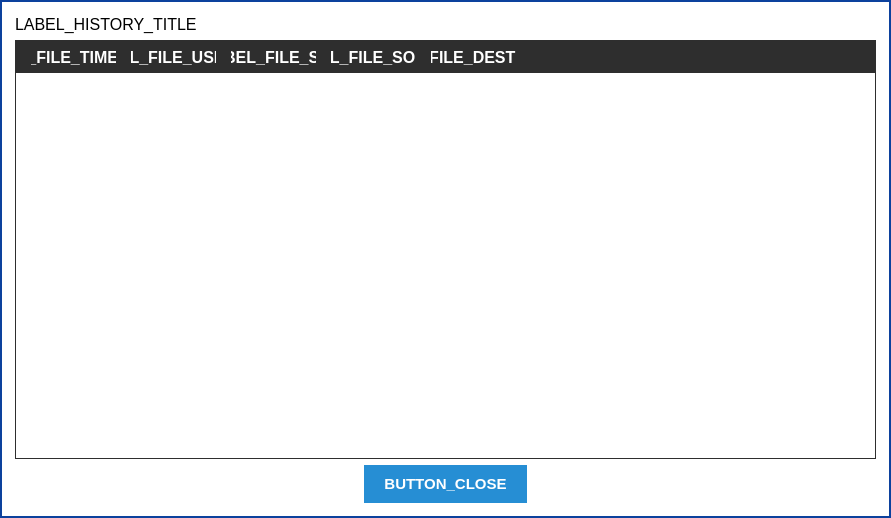
Above: parsec/core/gui/forms/file_history_dialog.ui from Scille/parsec-cloud before the change. Below: the same form after it.
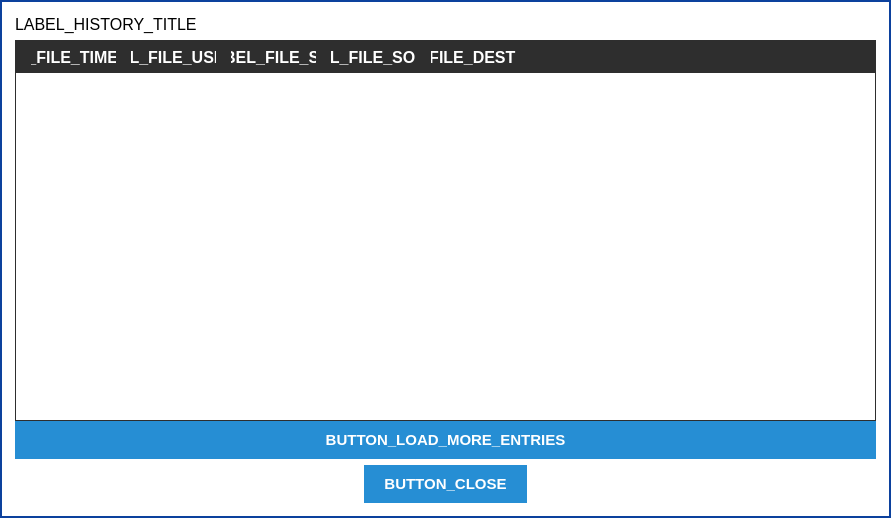
That is the form after the change. Icons and pictures are not drawn. Custom widgets are drawn as their Qt base class.

Commit message: gui : added button to load more entries using the same cache

What changed in the file:
```diff
--- a/parsec/core/gui/forms/file_history_dialog.ui
+++ b/parsec/core/gui/forms/file_history_dialog.ui
@@ -217,6 +217,9 @@
       </item>
       <item>
        <layout class="QVBoxLayout" name="verticalLayout_3">
+        <property name="spacing">
+         <number>0</number>
+        </property>
         <property name="topMargin">
          <number>0</number>
         </property>
@@ -331,6 +334,13 @@
           </column>
          </widget>
         </item>
+        <item>
+         <widget class="QPushButton" name="button_load_more_entries">
+          <property name="text">
+           <string>BUTTON_LOAD_MORE_ENTRIES</string>
+          </property>
+         </widget>
+        </item>
        </layout>
       </item>
       <item>
```
The commit also changes 4 other files.
